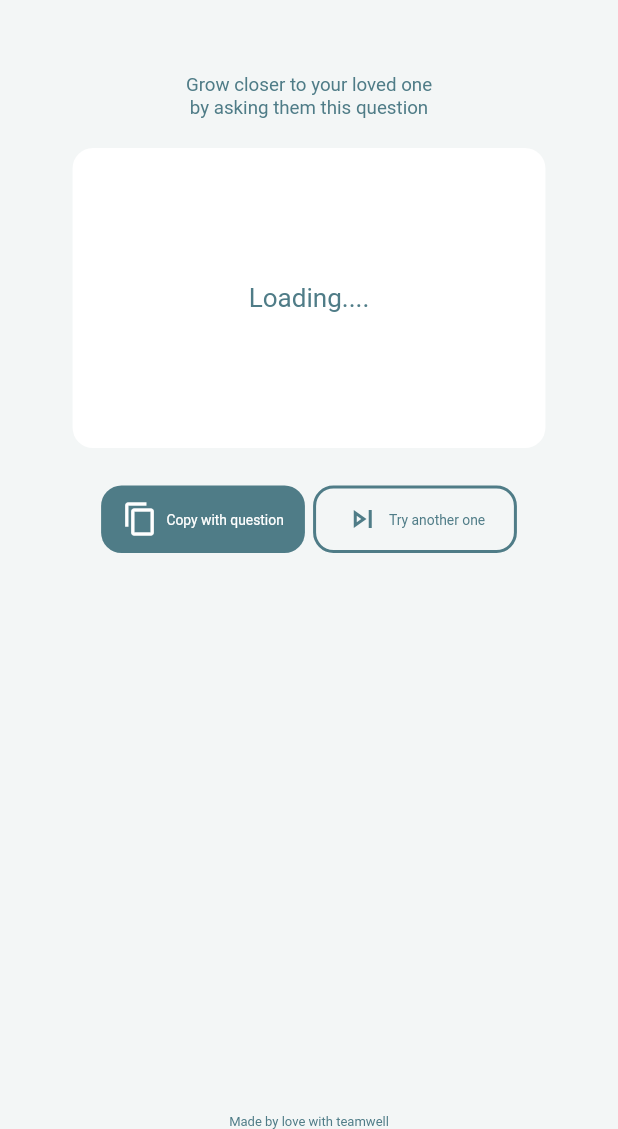
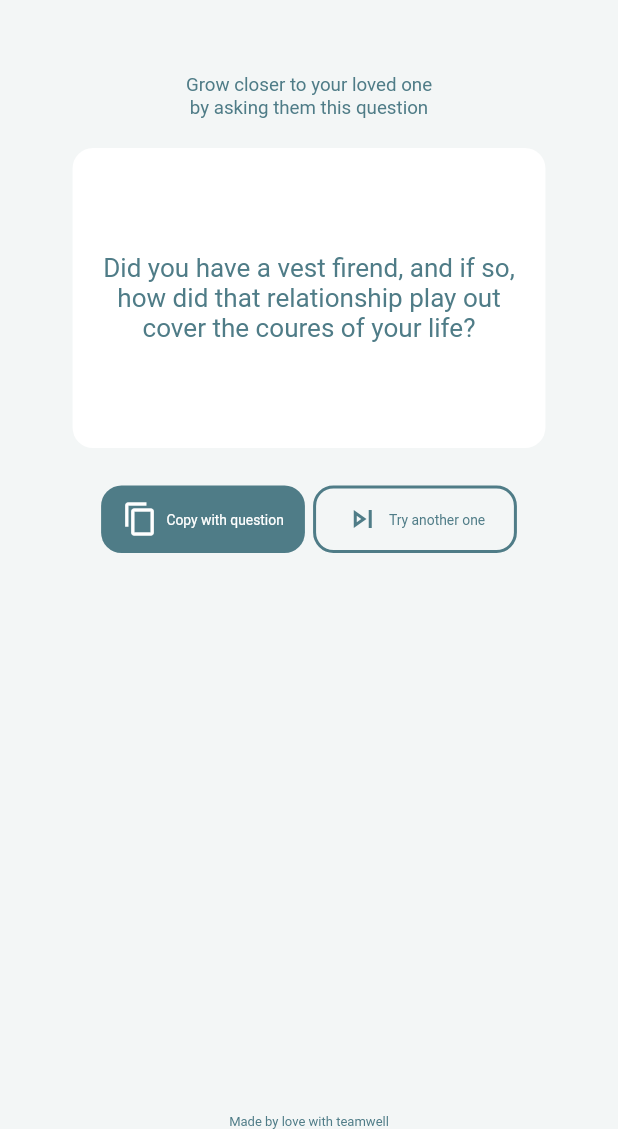
Before and after one commit to Meharab-Islam/responsive_design, a Flutter app: the SmallWebScreen screen opened directly, after a tap on "Try another one", on a phone screen of 412 x 824 dp, the part 107-1236 px from its top. Run offline on Flutter 3.47's test engine with Material 2 defaults, Android fonts, the phone set to English and light mode, and no system bars; drawn by our look-alikes of flutter_bounceable; our stand-ins replace flutter_screenutil, get, google_fonts.

Commit message:
all done

```diff
--- a/lib/model/questions.dart
+++ b/lib/model/questions.dart
@@ -1,4 +1,5 @@
- List questionLists = [
+int list_ind = 0;
+List questionLists = [
   'What are your favorit family vacation memories?',
   'Did you have a vest firend, and if so, how did that relationship play out cover the coures of your life?',
   'How did you enjoy working?',
--- a/lib/views/web/small_web_screen.dart
+++ b/lib/views/web/small_web_screen.dart
@@ -2,6 +2,7 @@ import 'package:flutter/material.dart';
 import 'package:flutter_bounceable/flutter_bounceable.dart';
 import 'package:flutter_screenutil/flutter_screenutil.dart';
 import 'package:get/get.dart';
+import 'package:responsive_design/model/questions.dart';
 import 'package:responsive_design/widgets/web_dialoge.dart';
 
 class SmallWebScreen extends StatefulWidget {
@@ -101,7 +102,7 @@ class _SmallWebScreenState extends State<SmallWebScreen> {
                               padding: EdgeInsets.all(15.sp),
                               child: Center(
                                 child: Text(
-                                  'Loading....',
+                                  questionLists[list_ind],
                                   style: TextStyle(
                                       fontSize: 32.sp, color: maximumColor),
                                   textAlign: TextAlign.center,
@@ -158,7 +159,31 @@ class _SmallWebScreenState extends State<SmallWebScreen> {
                                     width: 10.w,
                                   ),
                                   Bounceable(
-                                    onTap: () {},
+                                    onTap: () {
+                                      if (list_ind <
+                                          (questionLists.length - 1)) {
+                                        setState(() {
+                                          list_ind++;
+                                        });
+                                      } else {
+                                        Get.snackbar('', '',
+                                            colorText: Colors.white,
+                                            snackStyle: SnackStyle.FLOATING,
+                                            titleText: Text(
+                                              'List finished',
+                                              style: TextStyle(fontSize: 16.sp),
+                                              textAlign: TextAlign.center,
+                                            ),
+                                            snackPosition: SnackPosition.BOTTOM,
+                                            maxWidth: 200.w,
+                                            backgroundColor: maximumColor,
+                                            animationDuration:
+                                                Duration(seconds: 1),
+                                            duration:
+                                                Duration(milliseconds: 1500),
+                                            isDismissible: true);
+                                      }
+                                    },
                                     child: Container(
                                       decoration: BoxDecoration(
                                           borderRadius:
```
Also changed, not shown: lib/views/mobile_Screen.dart (+24 -2 lines), lib/views/web/web_screens.dart (+29 -2 lines).
